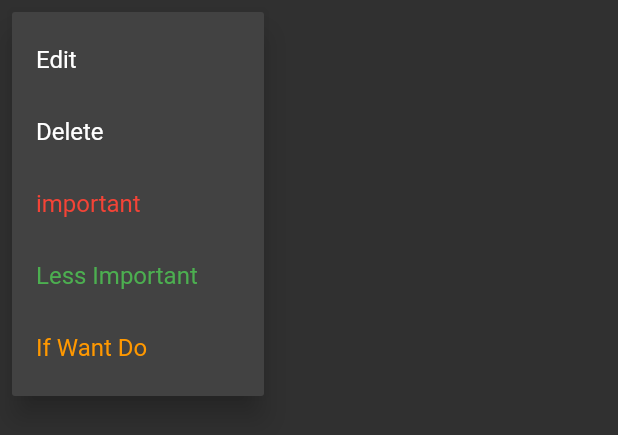
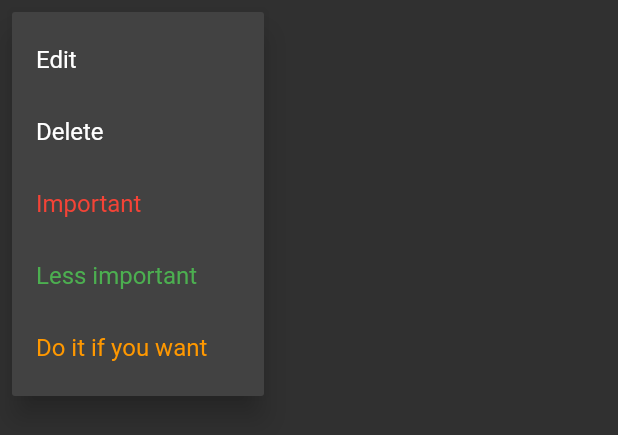
Before and after one commit to Nurzhigit97/todo_app, a Flutter app: the PopupItem widget shown alone on an empty page, opened directly, after a tap on the "more vert" icon, on a phone screen of 412 x 824 dp. Shown: the top 435 px of the screen. Run offline on Flutter 3.47's test engine with Material 2 defaults, Android fonts, the phone set to English and light mode, and no system bars; our stand-ins replace cloud_firestore, easy_localization, email_validator, firebase_auth, firebase_core; missing offline and left inert: passwordfield; accounts and stored records are empty; network calls fail.

Commit message:
add: localizations text to UI

```diff
--- a/lib/ui/widgets/popup_menu_item.dart
+++ b/lib/ui/widgets/popup_menu_item.dart
@@ -42,7 +42,7 @@ class PopupItem extends StatelessWidget {
                           onPressed: () {
                             Navigator.pop(context);
                           },
-                          child: const Text('Cancel'),
+                          child: Text(LocaleKeys.cancel.tr()),
                         ),
                         ElevatedButton(
                           onPressed: () {
@@ -55,7 +55,7 @@ class PopupItem extends StatelessWidget {
 
                             Navigator.pop(context);
                           },
-                          child: const Text('Edit'),
+                          child: Text(LocaleKeys.edit.tr()),
                         ),
                       ],
                     ),
@@ -74,13 +74,13 @@ class PopupItem extends StatelessWidget {
       },
       itemBuilder: (context) {
         return [
-          const PopupMenuItem(
+          PopupMenuItem(
             value: 'edit',
-            child: Text('Edit'),
+            child: Text(LocaleKeys.edit.tr()),
           ),
-          const PopupMenuItem(
+          PopupMenuItem(
             value: 'delete',
-            child: Text('Delete'),
+            child: Text(LocaleKeys.delete.tr()),
           ),
           PopupMenuItem(
             onTap: () {
@@ -89,9 +89,9 @@ class PopupItem extends StatelessWidget {
               tempTodo.id = valueTodos!.id;
               todoService.updatePriority(tempTodo);
             },
-            child: const Text(
-              'important',
-              style: TextStyle(color: Colors.red),
+            child: Text(
+              LocaleKeys.important.tr(),
+              style: const TextStyle(color: Colors.red),
             ),
           ),
           PopupMenuItem(
@@ -101,9 +101,9 @@ class PopupItem extends StatelessWidget {
               tempTodo.id = valueTodos!.id;
               todoService.updatePriority(tempTodo);
             },
-            child: const Text(
-              'Less Important',
-              style: TextStyle(color: Colors.green),
+            child: Text(
+              LocaleKeys.lessImportant.tr(),
+              style: const TextStyle(color: Colors.green),
             ),
           ),
           PopupMenuItem(
@@ -113,9 +113,9 @@ class PopupItem extends StatelessWidget {
               tempTodo.id = valueTodos!.id;
               todoService.updatePriority(tempTodo);
             },
-            child: const Text(
-              'If Want Do',
-              style: TextStyle(color: Colors.orange),
+            child: Text(
+              LocaleKeys.doIfYouWant.tr(),
+              style: const TextStyle(color: Colors.orange),
             ),
           ),
         ];
```
Also changed, not shown: lib/ui/authScreens/registered_dialog.dart (+5 -3 lines), lib/ui/authScreens/sign_in.dart (+20 -13 lines), lib/ui/authScreens/sign_up.dart (+21 -12 lines), lib/ui/pages/done_todo_page.dart (+6 -3 lines), lib/ui/pages/todo_page.dart (+5 -3 lines), lib/ui/widgets/add_todo.dart (+7 -4 lines).
